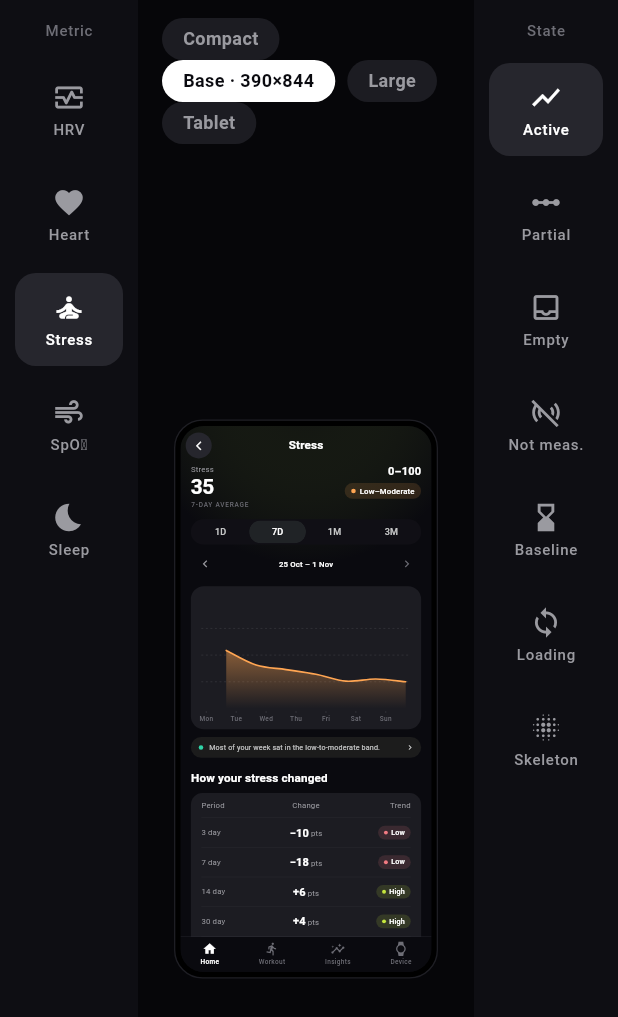
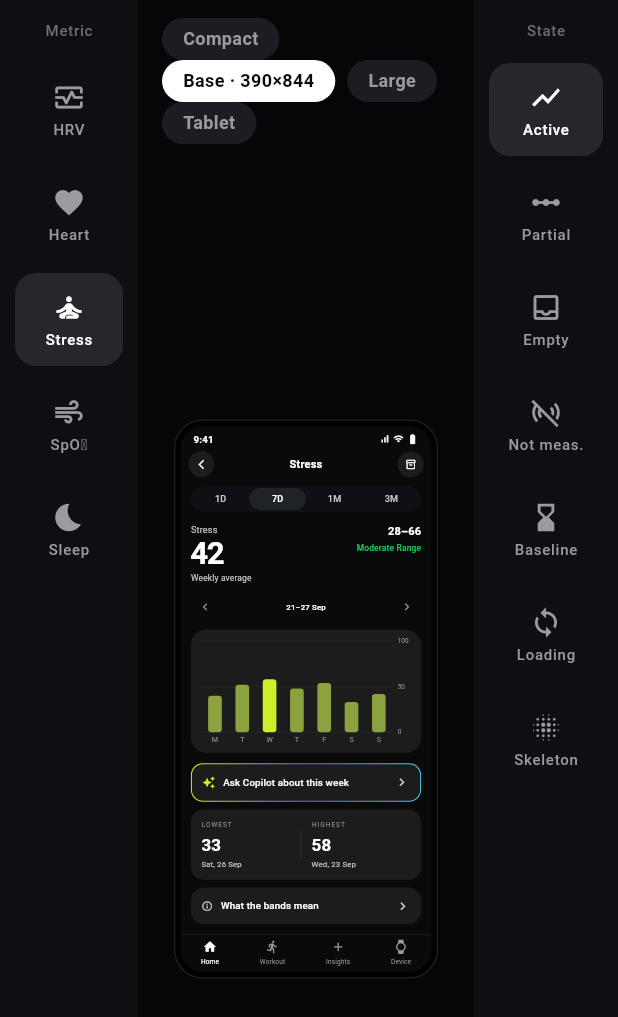
Before and after one commit to kishan9907IND/graphsHLTH-, a Flutter app: the screen it shows after launch, after a tap on "HRV", after a tap on "Heart", after a tap on "Stress", on a phone screen of 412 x 824 dp. Shown: the top 1017 px of the screen. Run offline on Flutter 3.47's test engine with Material 3 defaults, Android fonts, the phone set to English and light mode, and no system bars; missing offline and left inert: widgetbook, widgetbook_annotation.

Commit message:
Build literal Stress detail screen from Figma 658:12415
New gallery/lib/stress_screen.dart reproduces the Figma Stress screen as-is,
using that file's tokens (bg #0A0A0A, surface-raised #1C1C1C, brand #D0ED29,
green-500 #22C55E, Inter/Delight, 48px semibold value):

- Status bar, app bar (back circle · Stress · archive circle)
- 1D/7D/1M/3M tabs, header (Stress / 42 / Weekly average | 28-66 /
  Moderate Range), period navigator (21-27 Sep)
- Green bar chart: olive bars with the Wed bar highlighted in brand lime,
  right-side Y axis 0/50/100, M-S labels
- Ask Copilot gradient-border card, Lowest/Highest card, What the bands mean,
  article carousel (photo tiles use a placeholder — images can't be fetched
  through the proxy) with page dots, and the bottom nav

Gallery shows this screen for the Stress metric. flutter analyze clean.

Co-Authored-By: Claude Opus 4.8 <noreply@anthropic.com>
Claude-Session: https://claude.ai/code/session_01V7o5yXk8pBD9FwtTufP3dB

```diff
--- a/gallery/lib/main.dart
+++ b/gallery/lib/main.dart
@@ -2,6 +2,7 @@ import 'package:flutter/material.dart';
 import 'package:hlth_charts/hlth_charts.dart';
 
 import 'demo_data.dart';
+import 'stress_screen.dart';
 
 void main() => runApp(const GalleryApp());
 
@@ -70,11 +71,13 @@ class _GalleryHomeState extends State<GalleryHome> {
                           key: ValueKey(
                               '${_metric.name}-${_size.label}-${_status.name}'),
                           size: _size,
-                          child: MetricScreen(
-                            model: modelFor(_metric),
-                            now: demoNow,
-                            statusOverride: _status,
-                          ),
+                          child: _metric == DemoMetric.stress
+                              ? const StressScreen()
+                              : MetricScreen(
+                                  model: modelFor(_metric),
+                                  now: demoNow,
+                                  statusOverride: _status,
+                                ),
                         ),
                       ),
                     ),
--- /dev/null
+++ b/gallery/lib/stress_screen.dart
@@ -0,0 +1,454 @@
+import 'package:flutter/material.dart';
+import 'package:hlth_charts/hlth_charts.dart';
+
+/// Literal build of the Figma Stress screen (HLTH-App-Flows V1, node
+/// 658:12415). Tokens taken from that file. The article-card photos can't be
+/// fetched through this environment's proxy, so those tiles use a styled
+/// placeholder; everything else is built as-is.
+class StressScreen extends StatefulWidget {
+  const StressScreen({super.key, this.onBack});
+  final VoidCallback? onBack;
+
+  @override
+  State<StressScreen> createState() => _StressScreenState();
+}
+
+// Figma tokens.
+const _bg = Color(0xFF0A0A0A);
+const _surfaceRaised = Color(0xFF1C1C1C);
+const _border = Color(0xFF333536);
+const _textPrimary = Color(0xFFFFFFFF);
+const _textSecondary = Color(0xFFC7C8C8);
+const _textTertiary = Color(0xFF9A99A1);
+const _green = Color(0xFF22C55E);
+const _brand = Color(0xFFD0ED29);
+const _barOlive = Color(0xFF8CA23E);
+
+class _StressScreenState extends State<StressScreen> {
+  TimeRange _range = TimeRange.week;
+
+  // Literal data from the reference.
+  static const _values = [40.0, 52.0, 58.0, 48.0, 54.0, 33.0, 42.0];
+  static const _labels = ['M', 'T', 'W', 'T', 'F', 'S', 'S'];
+  static const _highlight = 2; // Wed
+
+  @override
+  Widget build(BuildContext context) {
+    return ColoredBox(
+      color: _bg,
+      child: Column(
+        children: [
+          _statusBar(),
+          _appBar(),
+          Expanded(
+            child: SingleChildScrollView(
+              padding: const EdgeInsets.fromLTRB(16, 4, 16, 0),
+              child: Column(
+                crossAxisAlignment: CrossAxisAlignment.stretch,
+                children: [
+                  RangeSwitch(
+                    value: _range,
+                    onChanged: (r) => setState(() => _range = r),
+                  ),
+                  const SizedBox(height: 18),
+                  _header(),
+                  const SizedBox(height: 14),
+                  PeriodNavigator(
+                    label: '21–27 Sep',
+                    onPrev: () {},
+                    onNext: () {},
+                  ),
+                  const SizedBox(height: 12),
+                  _chartCard(),
+                  const SizedBox(height: 16),
+                  _askCopilot(),
+                  const SizedBox(height: 12),
+                  _lowestHighest(),
+                  const SizedBox(height: 12),
+                  _bandsRow(),
+                  const SizedBox(height: 16),
+                  _articles(),
+                  const SizedBox(height: 10),
+                  _dots(),
+                  const SizedBox(height: 20),
+                ],
+              ),
+            ),
+          ),
+          _bottomNav(),
+        ],
+      ),
+    );
+  }
+
+  Widget _statusBar() => Padding(
+        padding: const EdgeInsets.fromLTRB(20, 10, 20, 2),
+        child: Row(
+          mainAxisAlignment: MainAxisAlignment.spaceBetween,
+          children: [
+            const Text('9:41',
+                style: TextStyle(
+                    color: _textPrimary,
+                    fontSize: 15,
+                    fontWeight: FontWeight.w600)),
+            Row(
+              children: const [
+                Icon(Icons.signal_cellular_alt, size: 16, color: _textPrimary),
+                SizedBox(width: 5),
+                Icon(Icons.wifi, size: 16, color: _textPrimary),
+                SizedBox(width: 5),
+                Icon(Icons.battery_full, size: 18, color: _textPrimary),
+              ],
+            ),
+          ],
+        ),
+      );
+
+  Widget _appBar() => Padding(
+        padding: const EdgeInsets.fromLTRB(12, 6, 12, 10),
+        child: Row(
+          children: [
+            _circleButton(Icons.arrow_back_ios_new, widget.onBack),
+            const Expanded(
+              child: Text('Stress',
+                  textAlign: TextAlign.center,
+                  style: TextStyle(
+                      color: _textPrimary,
+                      fontSize: 17,
+                      fontWeight: FontWeight.w600)),
+            ),
+            _circleButton(Icons.inventory_2_outlined, () {}),
+          ],
+        ),
+      );
+
+  Widget _circleButton(IconData icon, VoidCallback? onTap) => Material(
+        color: _surfaceRaised,
+        shape: const CircleBorder(),
+        clipBehavior: Clip.antiAlias,
+        child: InkWell(
+          onTap: onTap,
+          child: SizedBox(
+            width: 40,
+            height: 40,
+            child: Icon(icon, size: 17, color: _textPrimary),
+          ),
+        ),
+      );
+
+  Widget _header() => Row(
+        crossAxisAlignment: CrossAxisAlignment.start,
+        children: [
+          Expanded(
+            child: Column(
+              crossAxisAlignment: CrossAxisAlignment.start,
+              children: const [
+                Text('Stress',
+                    style: TextStyle(color: _textSecondary, fontSize: 14)),
+                SizedBox(height: 2),
+                Text('42',
+                    style: TextStyle(
+                        color: _textPrimary,
+                        fontSize: 48,
+                        height: 1.0,
+                        letterSpacing: -2,
+                        fontWeight: FontWeight.w600)),
+                SizedBox(height: 4),
+                Text('Weekly average',
+                    style: TextStyle(color: _textSecondary, fontSize: 13)),
+              ],
+            ),
+          ),
+          Column(
+            crossAxisAlignment: CrossAxisAlignment.end,
+            children: const [
+              Text('28–66',
+                  style: TextStyle(
+                      color: _textPrimary,
+                      fontSize: 17,
+                      fontWeight: FontWeight.w600)),
+              SizedBox(height: 4),
+              Text('Moderate Range',
+                  style: TextStyle(
+                      color: _green, fontSize: 13, fontWeight: FontWeight.w500)),
+            ],
+          ),
+        ],
+      );
+
+  Widget _chartCard() => Container(
+        height: 190,
+        padding: const EdgeInsets.fromLTRB(16, 18, 16, 12),
+        decoration: BoxDecoration(
+          color: _surfaceRaised,
+          borderRadius: BorderRadius.circular(24),
+        ),
+        child: CustomPaint(
+          painter: _StressBars(
+            values: _values,
+            labels: _labels,
+            highlight: _highlight,
+          ),
+        ),
+      );
+
+  Widget _askCopilot() => Container(
+        padding: const EdgeInsets.all(1.5),
+        decoration: BoxDecoration(
+          borderRadius: BorderRadius.circular(18),
+          gradient: const LinearGradient(
+            colors: [_brand, Color(0xFF7B5CFF), Color(0xFF46CEE8)],
+          ),
+        ),
+        child: Container(
+          padding: const EdgeInsets.symmetric(horizontal: 16, vertical: 16),
+          decoration: BoxDecoration(
+            color: _surfaceRaised,
+            borderRadius: BorderRadius.circular(17),
+          ),
+          child: Row(
+            children: [
+              const Icon(Icons.auto_awesome, size: 20, color: _brand),
+              const SizedBox(width: 12),
+              const Expanded(
+                child: Text('Ask Copilot about this week',
+                    style: TextStyle(
+                        color: _textPrimary,
+                        fontSize: 15,
+                        fontWeight: FontWeight.w500)),
+              ),
+              const Icon(Icons.chevron_right, color: _textSecondary),
+            ],
+          ),
+        ),
+      );
+
+  Widget _lowestHighest() => Container(
+        padding: const EdgeInsets.all(16),
+        decoration: BoxDecoration(
+          color: _surfaceRaised,
+          borderRadius: BorderRadius.circular(20),
+        ),
+        child: Row(
+          children: [
+            Expanded(child: _stat('LOWEST', '33', 'Sat, 26 Sep')),
+            Container(width: 1, height: 44, color: _border),
+            const SizedBox(width: 16),
+            Expanded(child: _stat('HIGHEST', '58', 'Wed, 23 Sep')),
+          ],
+        ),
+      );
+
+  Widget _stat(String label, String value, String sub) => Column(
+        crossAxisAlignment: CrossAxisAlignment.start,
+        mainAxisSize: MainAxisSize.min,
+        children: [
+          Text(label,
+              style: const TextStyle(
+                  color: _textTertiary, fontSize: 10, letterSpacing: 1.5)),
+          const SizedBox(height: 6),
+          Text(value,
+              style: const TextStyle(
+                  color: _textPrimary,
+                  fontSize: 26,
+                  fontWeight: FontWeight.w600)),
+          const SizedBox(height: 2),
+          Text(sub, style: const TextStyle(color: _textSecondary, fontSize: 12)),
+        ],
+      );
+
+  Widget _bandsRow() => Container(
+        padding: const EdgeInsets.symmetric(horizontal: 16, vertical: 16),
+        decoration: BoxDecoration(
+          color: _surfaceRaised,
+          borderRadius: BorderRadius.circular(20),
+        ),
+        child: Row(
+          children: const [
+            Icon(Icons.info_outline, size: 18, color: _textSecondary),
+            SizedBox(width: 12),
+            Expanded(
+              child: Text('What the bands mean',
+                  style: TextStyle(
+                      color: _textPrimary,
+                      fontSize: 15,
+                      fontWeight: FontWeight.w500)),
+            ),
+            Icon(Icons.chevron_right, color: _textSecondary),
+          ],
+        ),
+      );
+
+  Widget _articles() => SizedBox(
+        height: 150,
+        child: ListView(
+          scrollDirection: Axis.horizontal,
+          children: [
+            _articleCard(),
+            const SizedBox(width: 12),
+            _articleCard(),
+          ],
+        ),
+      );
+
+  Widget _articleCard() => Container(
+        width: 270,
+        decoration: BoxDecoration(
+          borderRadius: BorderRadius.circular(20),
+          gradient: const LinearGradient(
+            begin: Alignment.topLeft,
+            end: Alignment.bottomRight,
+            colors: [Color(0xFF3A2E2A), Color(0xFF241F1D)],
+          ),
+        ),
+        padding: const EdgeInsets.all(16),
+        child: Column(
+          crossAxisAlignment: CrossAxisAlignment.start,
+          children: [
+            const Expanded(
+              child: Text(
+                'Resting heart rate for Women : How it changes by life stage',
+                style: TextStyle(
+                    color: _textPrimary,
+                    fontSize: 16,
+                    height: 1.3,
+                    fontWeight: FontWeight.w600),
+              ),
+            ),
+            Align(
+              alignment: Alignment.bottomRight,
+              child: Container(
+                width: 30,
+                height: 30,
+                decoration: BoxDecoration(
+                  color: Colors.white.withOpacity(0.15),
+                  shape: BoxShape.circle,
+                ),
+                child: const Icon(Icons.chevron_right,
+                    size: 18, color: _textPrimary),
+              ),
+            ),
+          ],
+        ),
+      );
+
+  Widget _dots() => Row(
+        mainAxisAlignment: MainAxisAlignment.center,
+        children: [
+          Container(
+            width: 18,
+            height: 6,
+            decoration: BoxDecoration(
+                color: _brand, borderRadius: BorderRadius.circular(3)),
+          ),
+          const SizedBox(width: 5),
+          _dot(),
+          const SizedBox(width: 5),
+          _dot(),
+        ],
+      );
+
+  Widget _dot() => Container(
+        width: 6,
+        height: 6,
+        decoration: const BoxDecoration(color: _border, shape: BoxShape.circle),
+      );
+
+  Widget _bottomNav() {
+    const items = [
+      (Icons.home, 'Home'),
+      (Icons.directions_run, 'Workout'),
+      (Icons.add, 'Insights'),
+      (Icons.watch, 'Device'),
+    ];
+    return Container(
+      padding: const EdgeInsets.only(top: 8, bottom: 10),
+      decoration: const BoxDecoration(
+        border: Border(top: BorderSide(color: _border, width: 0.5)),
+      ),
+      child: Row(
+        mainAxisAlignment: MainAxisAlignment.spaceAround,
+        children: [
+          for (var i = 0; i < items.length; i++)
+            Column(
+              mainAxisSize: MainAxisSize.min,
+              children: [
+                Icon(items[i].$1,
+                    size: 22,
+                    color: i == 0 ? _textPrimary : _textTertiary),
+                const SizedBox(height: 4),
+                Text(items[i].$2,
+                    style: TextStyle(
+                        fontSize: 10,
+                        color: i == 0 ? _textPrimary : _textTertiary)),
+              ],
+            ),
+        ],
+      ),
+    );
+  }
+}
+
+class _StressBars extends CustomPainter {
+  _StressBars({
+    required this.values,
+    required this.labels,
+    required this.highlight,
+  });
+  final List<double> values;
+  final List<String> labels;
+  final int highlight;
+
+  @override
+  void paint(Canvas canvas, Size size) {
+    const maxY = 100.0;
+    const rightPad = 28.0; // room for Y labels
+    const bottomPad = 20.0;
+    final plotW = size.width - rightPad;
+    final plotH = size.height - bottomPad;
+
+    double yFor(double v) => plotH * (1 - v / maxY);
+
+    // Horizontal gridlines + right-side Y labels at 0 / 50 / 100.
+    final grid = Paint()
+      ..color = _border.withOpacity(0.6)
+      ..strokeWidth = 1;
+    for (final v in [0.0, 50.0, 100.0]) {
+      final y = yFor(v);
+      canvas.drawLine(Offset(0, y), Offset(plotW, y), grid);
+      final tp = TextPainter(
+        text: TextSpan(
+            text: v.toInt().toString(),
+            style: const TextStyle(color: _textTertiary, fontSize: 10)),
+        textDirection: TextDirection.ltr,
+      )..layout();
+      tp.paint(canvas, Offset(plotW + 8, y - tp.height / 2));
+    }
+
+    // Bars.
+    final slot = plotW / values.length;
+    final barW = slot * 0.5;
+    for (var i = 0; i < values.length; i++) {
+      final cx = slot * i + slot / 2;
+      final top = yFor(values[i]);
+      final rect = RRect.fromRectAndRadius(
+        Rect.fromLTRB(cx - barW / 2, top, cx + barW / 2, plotH),
+        const Radius.circular(5),
+      );
+      canvas.drawRRect(
+        rect,
+        Paint()..color = i == highlight ? _brand : _barOlive,
+      );
+      final tp = TextPainter(
+        text: TextSpan(
+            text: labels[i],
+            style: const TextStyle(color: _textTertiary, fontSize: 11)),
+        textDirection: TextDirection.ltr,
+      )..layout();
+      tp.paint(canvas, Offset(cx - tp.width / 2, plotH + 5));
+    }
+  }
+
+  @override
+  bool shouldRepaint(_StressBars old) => old.values != values;
+}
```
